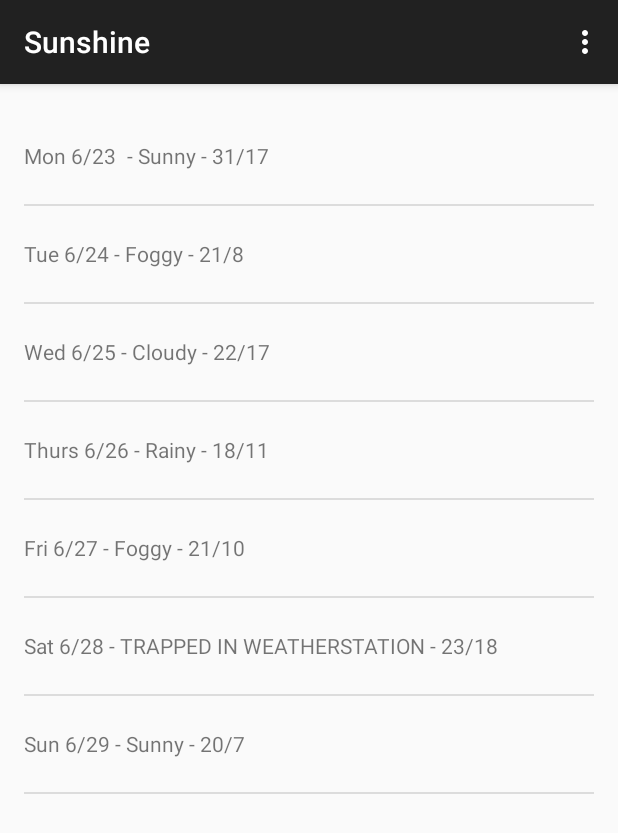
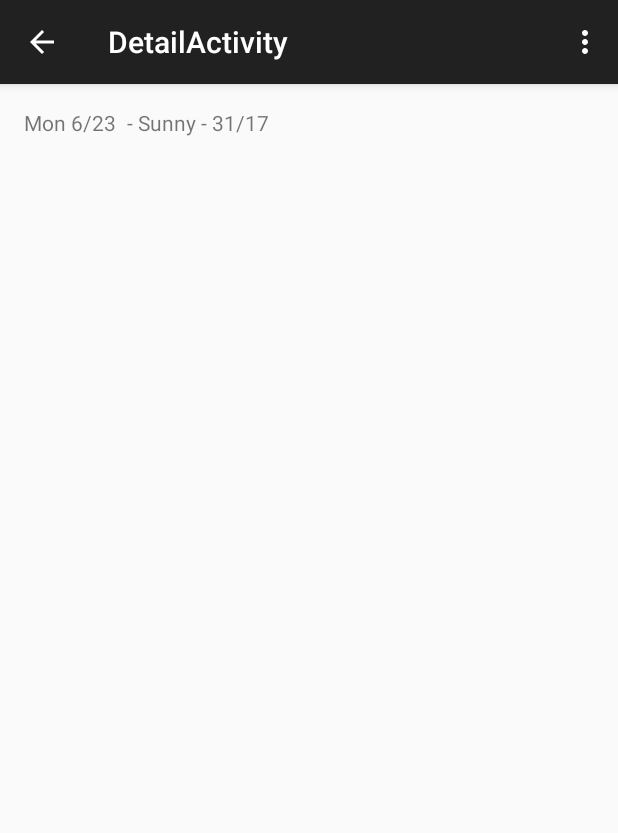
Before and after one commit to anton-lysenko/android_weather, an Android app: the screen it shows after launch (MainActivity before the commit, DetailActivity after it), after a tap on an icon or button, on a phone screen of 412 x 824 dp. Shown: the top 833 px of the screen. Run offline under Robolectric (Android 15) with nearby library versions, the phone set to English and light mode, and no system bars.

Commit message:
Added item detail activity

```diff
--- a/app/src/main/java/com/example/android/sunshine/app/DetailActivity.java
+++ b/app/src/main/java/com/example/android/sunshine/app/DetailActivity.java
@@ -1,7 +1,31 @@
+/*
+ * Copyright (C) 2014 The Android Open Source Project
+ *
+ * Licensed under the Apache License, Version 2.0 (the "License");
+ * you may not use this file except in compliance with the License.
+ * You may obtain a copy of the License at
+ *
+ *      http://www.apache.org/licenses/LICENSE-2.0
+ *
+ * Unless required by applicable law or agreed to in writing, software
+ * distributed under the License is distributed on an "AS IS" BASIS,
+ * WITHOUT WARRANTIES OR CONDITIONS OF ANY KIND, either express or implied.
+ * See the License for the specific language governing permissions and
+ * limitations under the License.
+ */
+
 package com.example.android.sunshine.app;
 
 import android.os.Bundle;
+import android.support.v4.app.Fragment;
 import android.support.v7.app.ActionBarActivity;
+import android.view.LayoutInflater;
+import android.view.Menu;
+import android.view.MenuItem;
+import android.view.View;
+import android.view.ViewGroup;
+import android.content.Intent;
+import android.widget.TextView;
 
 public class DetailActivity extends ActionBarActivity {
 
@@ -9,7 +33,58 @@ public class DetailActivity extends ActionBarActivity {
     protected void onCreate(Bundle savedInstanceState) {
         super.onCreate(savedInstanceState);
         setContentView(R.layout.activity_detail);
-        getSupportActionBar().setDisplayHomeAsUpEnabled(true);
+        if (savedInstanceState == null) {
+            getSupportFragmentManager().beginTransaction()
+                    .add(R.id.container, new PlaceholderFragment())
+                    .commit();
+        }
+
     }
 
+
+    @Override
+    public boolean onCreateOptionsMenu(Menu menu) {
+        // Inflate the menu; this adds items to the action bar if it is present.
+        getMenuInflater().inflate(R.menu.detail, menu);
+        return true;
+    }
+
+    @Override
+    public boolean onOptionsItemSelected(MenuItem item) {
+        // Handle action bar item clicks here. The action bar will
+        // automatically handle clicks on the Home/Up button, so long
+        // as you specify a parent activity in AndroidManifest.xml.
+        int id = item.getItemId();
+
+        //noinspection SimplifiableIfStatement
+        if (id == R.id.action_settings) {
+            return true;
+        }
+
+        return super.onOptionsItemSelected(item);
+    }
+
+    /**
+     * A placeholder fragment containing a simple view.
+     */
+    public static class PlaceholderFragment extends Fragment {
+
+        public PlaceholderFragment() {
+        }
+
+        @Override
+        public View onCreateView(LayoutInflater inflater, ViewGroup container,
+                                 Bundle savedInstanceState) {
+
+            View rootView = inflater.inflate(R.layout.fragment_detail, container, false);
+
+            Intent intent = getActivity().getIntent();
+            if (intent != null && intent.hasExtra(Intent.EXTRA_TEXT)) {
+                String forecastStr = intent.getStringExtra(Intent.EXTRA_TEXT);
+                ((TextView) rootView.findViewById(R.id.detail_text))
+                        .setText(forecastStr);
+            }
+            return rootView;
+        }
+    }
 }
--- a/app/src/main/java/com/example/android/sunshine/app/ForecastFragment.java
+++ b/app/src/main/java/com/example/android/sunshine/app/ForecastFragment.java
@@ -15,6 +15,7 @@
  */
 package com.example.android.sunshine.app;
 
+import android.content.Intent;
 import android.net.Uri;
 import android.os.AsyncTask;
 import android.os.Bundle;
@@ -118,7 +119,8 @@ public class ForecastFragment extends Fragment {
             @Override
             public void onItemClick(AdapterView<?> adapterView, View view, int position, long l) {
                 String forecast = mForecastAdapter.getItem(position);
-                Toast.makeText(getActivity(), forecast, Toast.LENGTH_SHORT).show();
+                Intent intent = new Intent(getActivity(), DetailActivity.class).putExtra(Intent.EXTRA_TEXT, forecast);
+                startActivity(intent);
             }
         });
 
--- a/app/src/main/java/com/example/android/sunshine/app/MainActivity.java
+++ b/app/src/main/java/com/example/android/sunshine/app/MainActivity.java
@@ -39,4 +39,5 @@ public class MainActivity extends ActionBarActivity {
 
         return super.onOptionsItemSelected(item);
     }
+
 }
--- a/app/src/main/res/layout/activity_detail.xml
+++ b/app/src/main/res/layout/activity_detail.xml
@@ -1,13 +1,5 @@
 <?xml version="1.0" encoding="utf-8"?>
-<RelativeLayout xmlns:android="http://schemas.android.com/apk/res/android"
-    xmlns:tools="http://schemas.android.com/tools"
-    android:id="@+id/activity_detail"
-    android:layout_width="match_parent"
-    android:layout_height="match_parent"
-    android:paddingBottom="@dimen/activity_vertical_margin"
-    android:paddingLeft="@dimen/activity_horizontal_margin"
-    android:paddingRight="@dimen/activity_horizontal_margin"
-    android:paddingTop="@dimen/activity_vertical_margin"
-    tools:context="com.example.android.sunshine.app.DetailActivity">
-
-</RelativeLayout>
+<FrameLayout xmlns:android="http://schemas.android.com/apk/res/android"
+    xmlns:tools="http://schemas.android.com/tools" android:id="@+id/container"
+    android:layout_width="match_parent" android:layout_height="match_parent"
+    tools:context="com.example.android.sunshine.app.DetailActivity" tools:ignore="MergeRootFrame" />
--- a/app/src/main/res/layout/fragment_detail.xml
+++ b/app/src/main/res/layout/fragment_detail.xml
@@ -1,6 +1,16 @@
 <?xml version="1.0" encoding="utf-8"?>
-<LinearLayout xmlns:android="http://schemas.android.com/apk/res/android"
-    android:orientation="vertical" android:layout_width="match_parent"
-    android:layout_height="match_parent">
+<RelativeLayout xmlns:android="http://schemas.android.com/apk/res/android"
+    xmlns:tools="http://schemas.android.com/tools" android:layout_width="match_parent"
+    android:layout_height="match_parent" android:paddingLeft="@dimen/activity_horizontal_margin"
+    android:paddingRight="@dimen/activity_horizontal_margin"
+    android:paddingTop="@dimen/activity_vertical_margin"
+    android:paddingBottom="@dimen/activity_vertical_margin"
+    tools:context="com.example.android.sunshine.app.DetailActivity$PlaceholderFragment">
 
-</LinearLayout>
+    <TextView
+        android:text="@string/hello_world"
+        android:id="@+id/detail_text"
+        android:layout_width="wrap_content"
+        android:layout_height="wrap_content" />
+
+</RelativeLayout>
--- a/app/src/main/res/menu/detail.xml
+++ b/app/src/main/res/menu/detail.xml
@@ -1,4 +1,8 @@
 <?xml version="1.0" encoding="utf-8"?>
-<menu xmlns:android="http://schemas.android.com/apk/res/android">
-
+<menu xmlns:android="http://schemas.android.com/apk/res/android"
+    xmlns:app="http://schemas.android.com/apk/res-auto"
+    xmlns:tools="http://schemas.android.com/tools"
+    tools:context="com.example.android.sunshine.app.DetailActivity">
+    <item android:id="@+id/action_settings" android:title="@string/action_settings"
+        android:orderInCategory="100" app:showAsAction="never" />
 </menu>
--- a/app/src/main/res/values/strings.xml
+++ b/app/src/main/res/values/strings.xml
@@ -5,5 +5,6 @@
     <string name="hello_world">Hello world!</string>
     <string name="action_settings">Settings</string>
     <string name="action_refresh" translatable="false">Refresh</string>
+    <string name="title_activity_detail">DetailActivity</string>
 
 </resources>
--- a/build.gradle
+++ b/build.gradle
@@ -5,7 +5,7 @@ buildscript {
         jcenter()
     }
     dependencies {
-        classpath 'com.android.tools.build:gradle:2.2.1'
+        classpath 'com.android.tools.build:gradle:2.2.2'
 
         // NOTE: Do not place your application dependencies here; they belong
         // in the individual module build.gradle files
```
Also changed, not shown: app/src/main/AndroidManifest.xml (+11 -3 lines).
